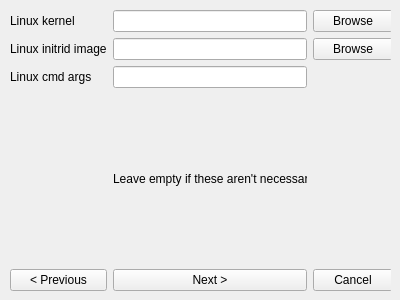
Above: ui/NewVM.ui from Tech-FZ/EmuGUI before the change. Below: the same form after it.
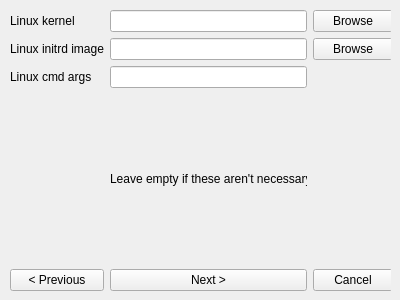
That is the form after the change. The open tabs and pages were chosen to show the change.

Diff of the .ui file:
```diff
--- a/ui/NewVM.ui
+++ b/ui/NewVM.ui
@@ -1815,7 +1815,7 @@
       <item row="1" column="0">
        <widget class="QLabel" name="label_25">
         <property name="text">
-         <string>Linux initrid image</string>
+         <string>Linux initrd image</string>
         </property>
        </widget>
       </item>
```
